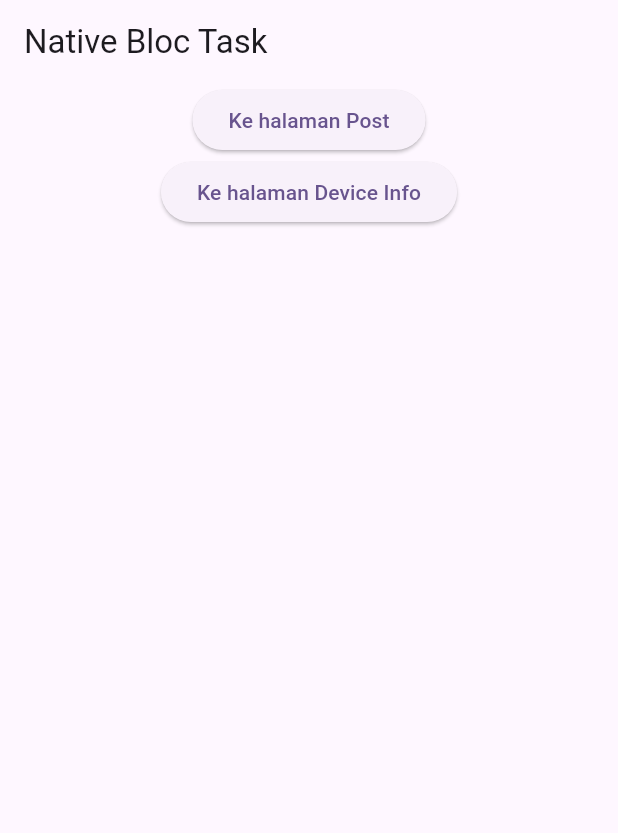
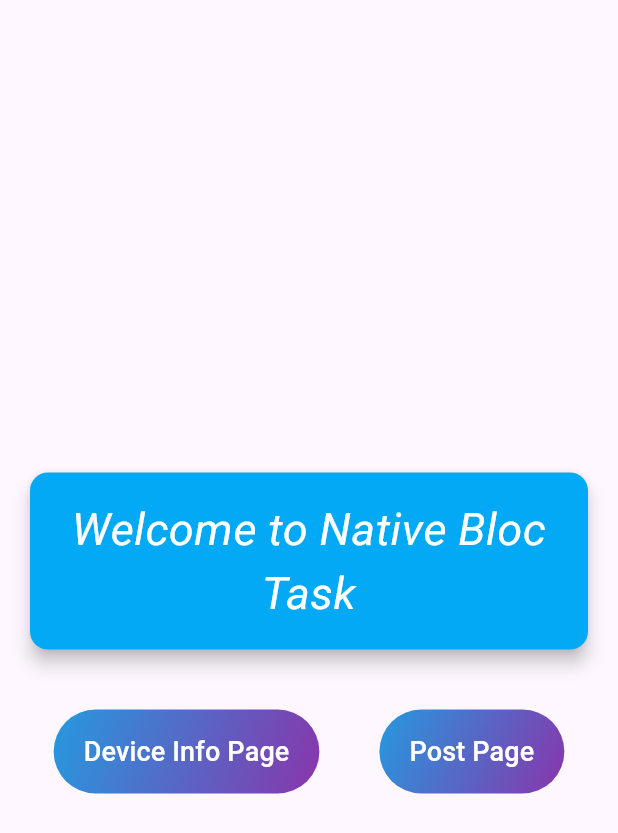
Before and after one commit to daudkresna/flutter_task, a Flutter app: the screen it shows after launch, on a phone screen of 412 x 824 dp. Shown: the top 833 px of the screen. Run offline on Flutter 3.47's test engine with Material 3 defaults, Android fonts, the phone set to English and light mode, and no system bars; our stand-ins replace bloc, dio, equatable, flutter_bloc.

Commit message:
feat: add buttons animation with gradient background

```diff
--- /dev/null
+++ b/devtools_options.yaml
@@ -0,0 +1,3 @@
+description: This file stores settings for Dart & Flutter DevTools.
+documentation: https://docs.flutter.dev/tools/devtools/extensions#configure-extension-enablement-states
+extensions:
--- a/lib/data/repositories/post_repository_impl.dart
+++ b/lib/data/repositories/post_repository_impl.dart
@@ -2,7 +2,7 @@ import 'package:native_bloc_task/data/datasources/post_remote_data_source.dart';
 import 'package:native_bloc_task/domain/entities/post_entity.dart';
 import 'package:native_bloc_task/domain/repositories/post_repository.dart';
 
-class PostRepositoryImpl extends PostRepository {
+class PostRepositoryImpl implements PostRepository {
   final PostRemoteDataSource postRemoteDataSource;
 
   PostRepositoryImpl({required this.postRemoteDataSource});
@@ -11,10 +11,14 @@ class PostRepositoryImpl extends PostRepository {
   Future<List<PostEntity>> getPosts() async {
     final postModels = await postRemoteDataSource.getPosts();
 
-    return postModels.map((postModel) => PostEntity(
-      id: postModel.id,
-      title: postModel.title,
-      body: postModel.body,
-    )).toList();
+    return postModels
+        .map(
+          (postModel) => PostEntity(
+            id: postModel.id,
+            title: postModel.title,
+            body: postModel.body,
+          ),
+        )
+        .toList();
   }
 }
--- a/lib/main.dart
+++ b/lib/main.dart
@@ -24,14 +24,8 @@ class MyApp extends StatelessWidget {
           ),
       child: MaterialApp(
         debugShowCheckedModeBanner: false,
-        title: 'Flutter Demo',
-        theme: ThemeData(
-          colorScheme: ColorScheme.fromSeed(seedColor: Colors.deepPurple),
-        ),
-        home: Scaffold(
-          appBar: AppBar(title: Text('Native Bloc Task')),
-          body: WelcomeScreen(),
-        ),
+        title: 'Flutter Native Bloc Task',
+        home: Scaffold(body: WelcomeScreen()),
       ),
     );
   }
--- a/lib/presentation/device_info/device_info_screen.dart
+++ b/lib/presentation/device_info/device_info_screen.dart
@@ -25,6 +25,7 @@ class _DeviceInfoScreenState extends State<DeviceInfoScreen> {
   }
 
   Future<void> _getBatteryLevel() async {
+    await Future.delayed(Duration(seconds: 2));
     try {
       final int newBatteryLevel = await platform.invokeMethod(
         "getBatteryPercentages",
@@ -34,6 +35,7 @@ class _DeviceInfoScreenState extends State<DeviceInfoScreen> {
       });
     } on PlatformException catch (e) {
       setState(() {
+        print('Failed to get battery level: ${e.message}');
         _batteryLevel = -1;
       });
     } finally {
@@ -44,6 +46,7 @@ class _DeviceInfoScreenState extends State<DeviceInfoScreen> {
   }
 
   Future<void> _getDeviceInfo() async {
+    await Future.delayed(Duration(seconds: 2));
     try {
       final deviceInfo = await platform.invokeMethod('getDeviceInfo');
       setState(() {
--- a/lib/presentation/welcome/welcome_screen.dart
+++ b/lib/presentation/welcome/welcome_screen.dart
@@ -1,6 +1,7 @@
 import 'package:flutter/material.dart';
 import 'package:native_bloc_task/presentation/device_info/device_info_screen.dart';
 import 'package:native_bloc_task/presentation/posts/posts_screen.dart';
+import 'package:native_bloc_task/presentation/widgets/animated_button.dart';
 
 class WelcomeScreen extends StatelessWidget {
   const WelcomeScreen({super.key});
@@ -10,16 +11,52 @@ class WelcomeScreen extends StatelessWidget {
     return Scaffold(
       body: Center(
         child: Column(
+          mainAxisAlignment: MainAxisAlignment.center,
           children: [
-            ElevatedButton(
-              onPressed: () {
-                Navigator.of(context).push(
-                  MaterialPageRoute(builder: (BuildContext context) => Posts()),
-                );
-              },
-              child: Text('Ke halaman Post'),
+            Card(
+              color: Colors.lightBlue,
+              margin: EdgeInsets.all(20),
+              elevation: 5,
+              child: Padding(
+                padding: const EdgeInsets.all(16.0),
+                child: Text(
+                  textAlign: TextAlign.center,
+                  'Welcome to Native Bloc Task',
+                  style: TextStyle(
+                    fontSize: 30,
+                    color: Colors.white,
+                    fontStyle: FontStyle.italic,
                   ),
-            ElevatedButton(
+                ),
+              ),
+            ),
+            SizedBox(height: 20),
+            Row(
+              mainAxisAlignment: MainAxisAlignment.center,
+              children: [
+                // ElevatedButton(
+                //   onPressed: () {
+                //     Navigator.of(context).push(
+                //       MaterialPageRoute(
+                //         builder: (BuildContext context) => DeviceInfoScreen(),
+                //       ),
+                //     );
+                //   },
+                //   child: Text('Device Info Page'),
+                // ),
+                // SizedBox(width: 40),
+                // ElevatedButton(
+                //   onPressed: () {
+                //     Navigator.of(context).push(
+                //       MaterialPageRoute(
+                //         builder: (BuildContext context) => Posts(),
+                //       ),
+                //     );
+                //   },
+                //   child: Text('Post Page'),
+                // ),
+                AnimatedButton(
+                  label: 'Device Info Page',
                   onPressed: () {
                     Navigator.of(context).push(
                       MaterialPageRoute(
@@ -27,7 +64,19 @@ class WelcomeScreen extends StatelessWidget {
                       ),
                     );
                   },
-              child: Text('Ke halaman Device Info'),
+                ),
+                SizedBox(width: 40),
+                AnimatedButton(
+                  label: 'Post Page',
+                  onPressed: () {
+                    Navigator.of(context).push(
+                      MaterialPageRoute(
+                        builder: (BuildContext context) => Posts(),
+                      ),
+                    );
+                  },
+                ),
+              ],
             ),
           ],
         ),
--- /dev/null
+++ b/lib/presentation/widgets/animated_button.dart
@@ -0,0 +1,70 @@
+import 'dart:async';
+
+import 'package:flutter/material.dart';
+
+class AnimatedButton extends StatefulWidget {
+  final String label;
+  final VoidCallback onPressed;
+  const AnimatedButton({
+    super.key,
+    required this.label,
+    required this.onPressed,
+  });
+
+  @override
+  State<AnimatedButton> createState() => _AnimatedButtonState();
+}
+
+class _AnimatedButtonState extends State<AnimatedButton> {
+  List<List<Color>> gradientColors = [
+    [Colors.blue, Colors.purple],
+    [Colors.red, Colors.orange],
+    [Colors.green, Colors.teal],
+  ];
+
+  int _index = 0;
+
+  @override
+  void initState() {
+    super.initState();
+    _startAnimation();
+  }
+
+  void _startAnimation() {
+    Timer.periodic(Duration(seconds: 2), (timer) {
+      setState(() {
+        _index = (_index + 1) % gradientColors.length;
+      });
+    });
+  }
+
+  @override
+  Widget build(BuildContext context) {
+    return AnimatedContainer(
+      duration: Duration(seconds: 2),
+      decoration: BoxDecoration(
+        borderRadius: BorderRadius.circular(30),
+        gradient: LinearGradient(
+          colors: gradientColors[_index],
+          begin: Alignment.topLeft,
+          end: Alignment.bottomRight,
+        ),
+      ),
+      child: ElevatedButton(
+        onPressed: widget.onPressed,
+        style: ElevatedButton.styleFrom(
+          padding: EdgeInsets.symmetric(horizontal: 20, vertical: 15),
+          shape: RoundedRectangleBorder(
+            borderRadius: BorderRadius.circular(30),
+          ),
+          backgroundColor: Colors.transparent,
+          shadowColor: Colors.transparent,
+        ),
+        child: Text(
+          widget.label,
+          style: TextStyle(fontSize: 18, color: Colors.white),
+        ),
+      ),
+    );
+  }
+}
```
Lines whose indentation alone changed are shown as unchanged.
